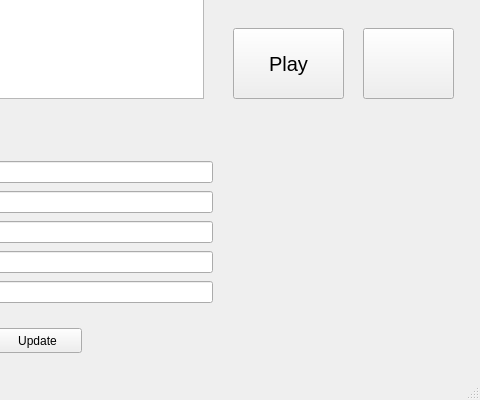
Before: the Qt Designer form mainwindow.ui in Datos2Sem22018/KDM, drawn with Qt 5; both pictures show x 147 to 627 and y 259 to 659 of the 627 by 659 pixel window.
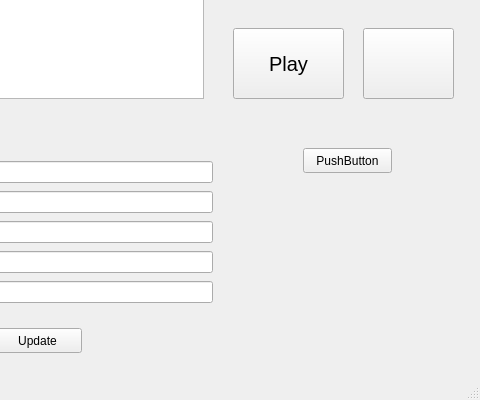
After: the same form once the commit is applied. Icons and pictures are not drawn.

What changed in the file:
```diff
--- a/mainwindow.ui
+++ b/mainwindow.ui
@@ -238,7 +238,7 @@
      </item>
     </layout>
    </widget>
-   <widget class="QWidget" name="">
+   <widget class="QWidget" name="layoutWidget">
     <property name="geometry">
      <rect>
       <x>10</x>
@@ -264,6 +264,19 @@
      </item>
     </layout>
    </widget>
+   <widget class="QPushButton" name="pushButton_2">
+    <property name="geometry">
+     <rect>
+      <x>450</x>
+      <y>390</y>
+      <width>89</width>
+      <height>25</height>
+     </rect>
+    </property>
+    <property name="text">
+     <string>PushButton</string>
+    </property>
+   </widget>
   </widget>
   <widget class="QMenuBar" name="menuBar">
    <property name="geometry">
```
